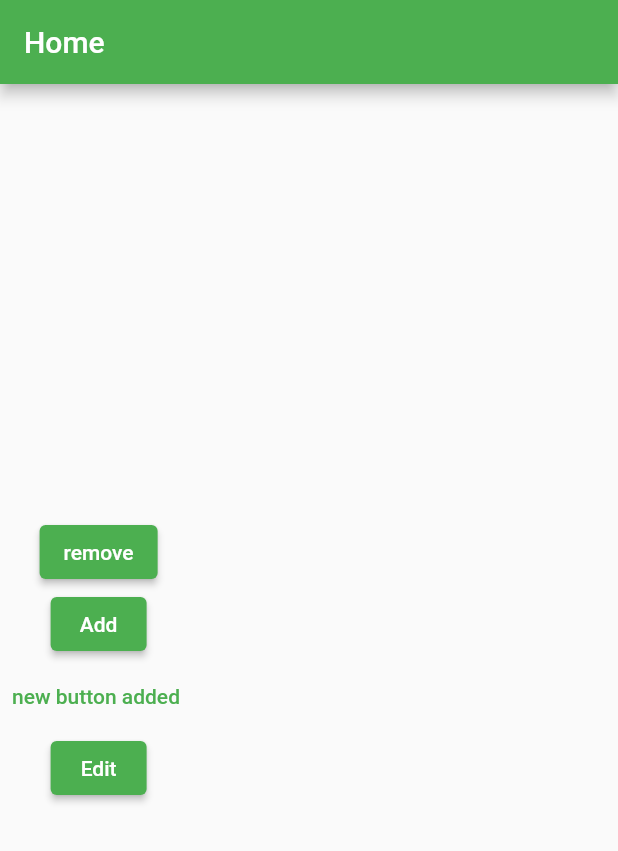
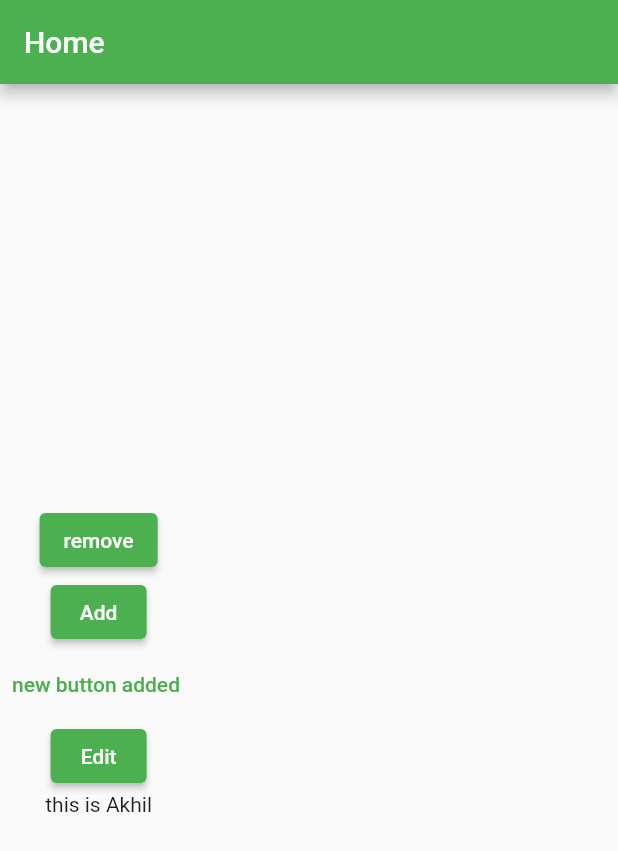
Before and after one commit to ihsankottupadam/test, a Flutter app: the screen it shows after launch, on a phone screen of 412 x 824 dp. Shown: the top 851 px of the screen. Run offline on Flutter 3.47's test engine with Material 2 defaults, Android fonts, the phone set to English and light mode, and no system bars; missing offline and left inert: dart:html.

Commit message:
this is Akhils commit

```diff
--- a/lib/screen_home.dart
+++ b/lib/screen_home.dart
@@ -1,3 +1,5 @@
+import 'dart:html';
+
 import 'package:flutter/material.dart';
 
 class HomeScreen extends StatefulWidget {
@@ -28,7 +30,8 @@ class _HomeScreenState extends State<HomeScreen> {
 
               TextButton(onPressed: (){}, child:Text('new button added ')),
 
-          ElevatedButton(onPressed: () {}, child: const Text('Edit'))
+          ElevatedButton(onPressed: () {}, child: const Text('Edit')),
+          Text('this is Akhil')
 
         ],
       ),
```
